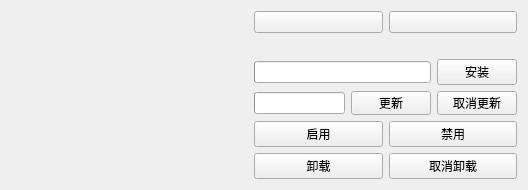
The window that miniSlicer/Slicer/Base/QTGUI/Resources/UI/qSlicerExtensionsButtonBox.ui (jiaqiwang969/Slicer) describes before a commit, drawn with Qt 5.
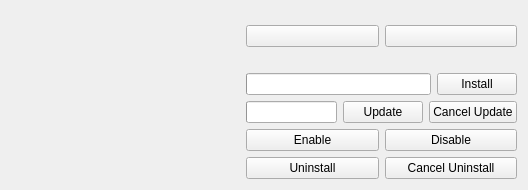
The same window after the commit. Icons and pictures are not drawn. Custom widgets are drawn as their Qt base class.

Diff of the .ui file:
```diff
--- a/miniSlicer/Slicer/Base/QTGUI/Resources/UI/qSlicerExtensionsButtonBox.ui
+++ b/miniSlicer/Slicer/Base/QTGUI/Resources/UI/qSlicerExtensionsButtonBox.ui
@@ -37,7 +37,7 @@
         <string>安装此扩展（需要重启）。</string>
        </property>
        <property name="text">
-        <string>安装</string>
+        <string>Install</string>
        </property>
       </widget>
      </item>
@@ -91,7 +91,7 @@
         <string>告诉应用程序在重启时卸载此扩展。</string>
        </property>
        <property name="text">
-        <string>卸载</string>
+        <string>Uninstall</string>
        </property>
       </widget>
      </item>
@@ -101,7 +101,7 @@
         <string>告诉应用程序保留此扩展已安装。</string>
        </property>
        <property name="text">
-        <string>取消卸载</string>
+        <string>Cancel Uninstall</string>
        </property>
       </widget>
      </item>
@@ -158,7 +158,7 @@
            <string>告诉应用程序在重启时更新此扩展。</string>
           </property>
           <property name="text">
-           <string>更新</string>
+           <string>Update</string>
           </property>
          </widget>
         </item>
@@ -168,7 +168,7 @@
            <string>告诉应用程序保留当前安装的此扩展版本。</string>
           </property>
           <property name="text">
-           <string>取消更新</string>
+           <string>Cancel Update</string>
           </property>
          </widget>
         </item>
@@ -185,7 +185,7 @@
         <string>告诉应用程序通过将所有相关模块路径添加到应用程序设置来加载此扩展。</string>
        </property>
        <property name="text">
-        <string>启用</string>
+        <string>Enable</string>
        </property>
       </widget>
      </item>
@@ -195,7 +195,7 @@
         <string>告诉应用程序通过从应用程序设置中移除所有相关模块路径来跳过加载此扩展。</string>
        </property>
        <property name="text">
-        <string>禁用</string>
+        <string>Disable</string>
        </property>
       </widget>
      </item>
```
Left out of the diff: 35 changed lines with no effect on the pictures.
